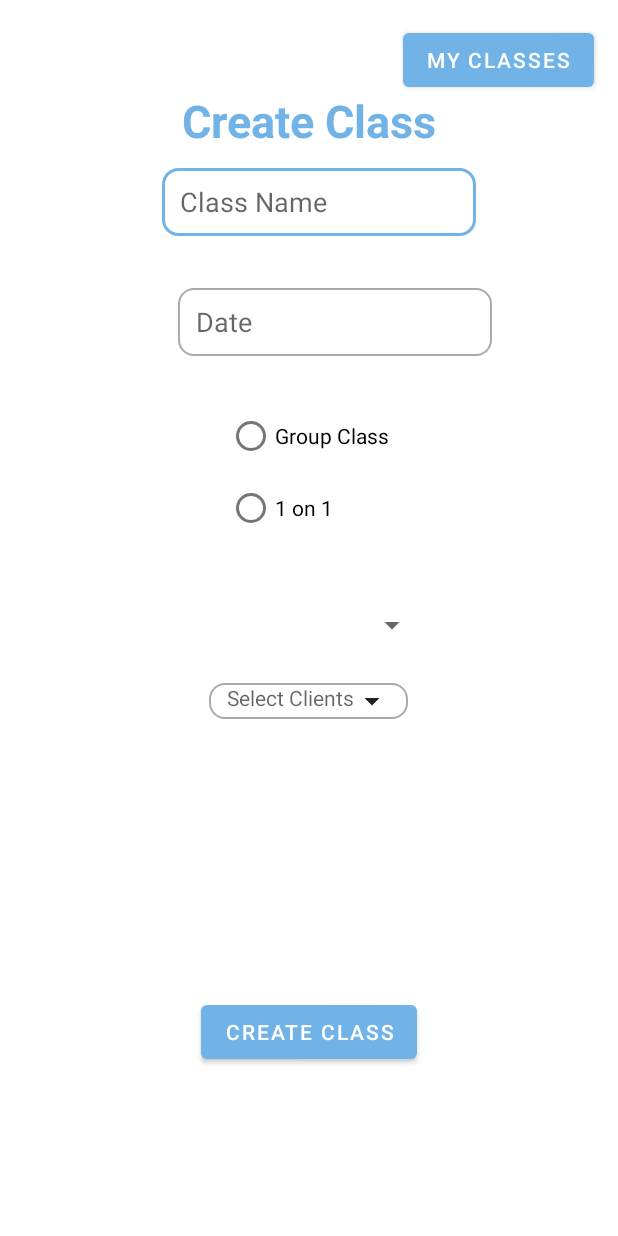
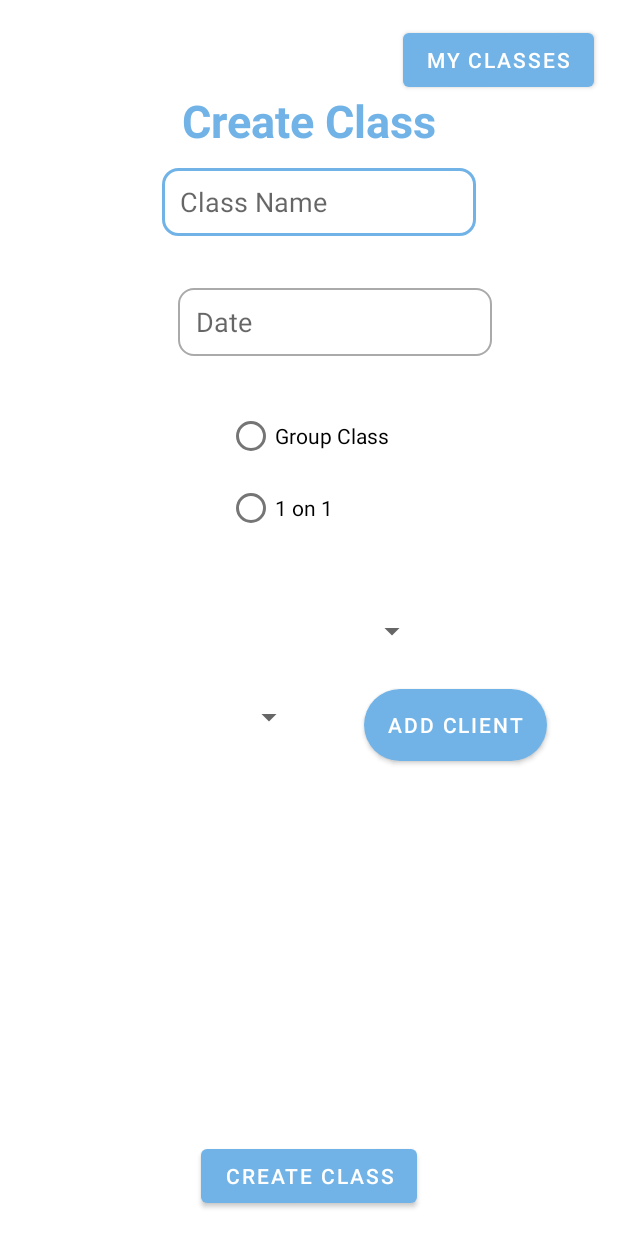
Before and after one commit to ivanstisins/YourPTNotebook, an Android app: the CreateClass screen opened directly, with no data from a screen before it, on a phone screen of 412 x 824 dp. Run offline under Robolectric (Android 15) with nearby library versions, the light colour scheme and no system bars; our stand-ins replace Firebase (no records; nobody signed in at launch, a user with empty details on screens opened directly).

Commit message:
skeleton function for adding clients to class and displaying them

```diff
--- a/app/src/main/java/com/example/yourptnotebook/Class.java
+++ b/app/src/main/java/com/example/yourptnotebook/Class.java
@@ -23,6 +23,10 @@ public class Class {
 
     public Class(){}
 
+    public void setStudents(ArrayList<Student> students) {
+        this.students = students;
+    }
+
     public String getName() {
         return name;
     }
--- a/app/src/main/java/com/example/yourptnotebook/CreateClass.java
+++ b/app/src/main/java/com/example/yourptnotebook/CreateClass.java
@@ -1,9 +1,11 @@
 package com.example.yourptnotebook;
 
 import androidx.annotation.NonNull;
+import androidx.appcompat.app.AlertDialog;
 import androidx.appcompat.app.AppCompatActivity;
 import androidx.recyclerview.widget.LinearLayoutManager;
 
+import android.content.DialogInterface;
 import android.content.Intent;
 import android.os.Bundle;
 import android.view.View;
@@ -13,6 +15,8 @@ import android.widget.EditText;
 import android.widget.RadioButton;
 import android.widget.RadioGroup;
 import android.widget.Spinner;
+import android.widget.TextView;
+import android.widget.Toast;
 
 import com.google.android.gms.tasks.OnCompleteListener;
 import com.google.android.gms.tasks.Task;
@@ -29,6 +33,7 @@ import java.util.List;
 public class CreateClass extends AppCompatActivity {
     EditText className, classDate;
     Spinner setWorkout;
+    Spinner setClients;
     Button createClass;
     RadioGroup setType;
     Class aClass;
@@ -37,6 +42,9 @@ public class CreateClass extends AppCompatActivity {
     ArrayList<Workout>workouts;
     ArrayList<Student> students;
     private Button myClasses;
+    ArrayList<Student> classstudents = new ArrayList<>();
+    private Button addClientToClass;
+    TextView classClientList;
 
     @Override
     protected void onCreate(Bundle savedInstanceState) {
@@ -47,7 +55,10 @@ public class CreateClass extends AppCompatActivity {
         setType = findViewById(R.id.class_type);
         createClass = findViewById(R.id.create_class);
         setWorkout = findViewById(R.id.select_workout);
+        setClients = findViewById(R.id.add_client_spinner);
         myClasses = findViewById(R.id.myClasses);
+        addClientToClass = findViewById(R.id.add_client_to_class);
+        classClientList = findViewById(R.id.list_clients_for_class);
         FirebaseFirestore db = FirebaseFirestore.getInstance();
         FirebaseUser currentUser = FirebaseAuth.getInstance().getCurrentUser();
         if (currentUser != null) {
@@ -60,10 +71,26 @@ public class CreateClass extends AppCompatActivity {
                         if (document.exists()) {
                             ptrainer = document.toObject(Ptrainer.class);
                             workouts = ptrainer.workouts;
+                            students = ptrainer.students;
                             ArrayAdapter adapter = new ArrayAdapter(getApplicationContext(), android.R.layout.simple_spinner_item,workouts);
                             adapter.setDropDownViewResource(android.R.layout.simple_spinner_dropdown_item);
                             setWorkout.setAdapter(adapter);
+                            students = ptrainer.students;
+                            ArrayAdapter adapter1 = new ArrayAdapter(getApplicationContext(), android.R.layout.simple_spinner_item,students);
+                            adapter.setDropDownViewResource(android.R.layout.simple_spinner_dropdown_item);
+                            setClients.setAdapter(adapter1);
+                            addClientToClass.setOnClickListener(new View.OnClickListener() {
+                                @Override
+                                public void onClick(View view) {
+                                    int radioId = setType.getCheckedRadioButtonId();
+                                    radioButton = findViewById(radioId);
+                                    Student state = (Student) setClients.getSelectedItem();
+                                    classstudents.add(state);
+                                    System.out.println(classstudents);
+                                    classClientList.setText("Added Clients\n"+classstudents.toString());
 
+                                }
+                            });
                             createClass.setOnClickListener(new View.OnClickListener() {
                                 @Override
                                 public void onClick(View view) {
@@ -71,6 +98,7 @@ public class CreateClass extends AppCompatActivity {
                                     radioButton = findViewById(radioId);
                                     Workout state = (Workout) setWorkout.getSelectedItem();
                                     aClass = new Class(className.getText().toString(), radioButton.getText().toString(),classDate.getText().toString(),ptrainer.getUsername(),state);
+                                    aClass.setStudents(classstudents);
                                     ptrainer.classes.add(aClass);
                                     db.collection("Class").document(aClass.getName()).set(aClass);
                                     db.collection("ptrainer").document(currentUser.getUid())
--- a/app/src/main/java/com/example/yourptnotebook/ManageClassAdapter.java
+++ b/app/src/main/java/com/example/yourptnotebook/ManageClassAdapter.java
@@ -50,6 +50,7 @@ public class ManageClassAdapter extends RecyclerView.Adapter<ManageClassAdapter.
             holder.date.setText(aClass.classDate);
             holder.type.setText(aClass.type);
             holder.workout.setText(aClass.workout.name);
+            holder.clients.setText(aClass.students.toString());
             DocumentReference dr = db.collection("ptrainer").document(currentUser.getUid());
             dr.get().addOnCompleteListener(new OnCompleteListener<DocumentSnapshot>() {
                 @Override
@@ -86,6 +87,7 @@ public class ManageClassAdapter extends RecyclerView.Adapter<ManageClassAdapter.
         TextView date;
         TextView type;
         TextView workout;
+        TextView clients;
         Button removeClassButton;
 
         public MyViewHolder(@NonNull View itemView) {
@@ -95,6 +97,7 @@ public class ManageClassAdapter extends RecyclerView.Adapter<ManageClassAdapter.
             type = itemView.findViewById(R.id.ptClassType);
             workout = itemView.findViewById(R.id.ptClassWorkout);
             removeClassButton = itemView.findViewById(R.id.RemoveClassButton);
+            clients = itemView.findViewById(R.id.ptClassClients);
         }
     }
 }
--- a/app/src/main/java/com/example/yourptnotebook/Student.java
+++ b/app/src/main/java/com/example/yourptnotebook/Student.java
@@ -120,4 +120,9 @@ public class Student {
     public boolean isRegistered() {
         return isRegistered;
     }
+
+    @Override
+    public String toString() {
+        return fullName;
+    }
 }
--- a/app/src/main/res/layout/activity_create_class.xml
+++ b/app/src/main/res/layout/activity_create_class.xml
@@ -74,33 +74,18 @@
         app:layout_constraintHorizontal_bias="0.498"
         app:layout_constraintStart_toStartOf="parent"
         app:layout_constraintTop_toBottomOf="@+id/class_type"
-        app:layout_constraintVertical_bias="0.083"
+        app:layout_constraintVertical_bias="0.093"
         tools:ignore="MissingConstraints" />
 
     <Button
         android:id="@+id/create_class"
         android:layout_width="wrap_content"
         android:layout_height="wrap_content"
-        android:layout_marginBottom="112dp"
+        android:layout_marginBottom="16dp"
         android:text="create class"
         app:layout_constraintBottom_toBottomOf="parent"
         app:layout_constraintEnd_toEndOf="parent"
         app:layout_constraintStart_toStartOf="parent" />
-
-    <TextView
-        android:id="@+id/textView"
-        android:layout_width="wrap_content"
-        android:layout_height="wrap_content"
-        android:layout_marginTop="20dp"
-        android:background="@drawable/custom_textbox"
-        android:drawableEnd="@drawable/arrow_drop_down"
-        android:hint="Select Clients"
-        android:paddingStart="12dp"
-        android:paddingEnd="12dp"
-        app:layout_constraintEnd_toEndOf="parent"
-        app:layout_constraintHorizontal_bias="0.498"
-        app:layout_constraintStart_toStartOf="parent"
-        app:layout_constraintTop_toBottomOf="@+id/select_workout" />
 
     <TextView
         android:id="@+id/title"
@@ -129,4 +114,40 @@
         app:layout_constraintTop_toTopOf="parent"
         app:srcCompat="@drawable/custom_button"
         tools:ignore="MissingConstraints,SpeakableTextPresentCheck" />
+
+    <Button
+        android:id="@+id/add_client_to_class"
+        android:layout_width="wrap_content"
+        android:layout_height="wrap_content"
+        android:layout_marginTop="20dp"
+        android:background="@drawable/custom_button"
+        android:text="Add Client"
+        app:layout_constraintEnd_toEndOf="parent"
+        app:layout_constraintHorizontal_bias="0.836"
+        app:layout_constraintStart_toStartOf="parent"
+        app:layout_constraintTop_toBottomOf="@+id/select_workout" />
+
+    <TextView
+        android:id="@+id/list_clients_for_class"
+        android:layout_width="wrap_content"
+        android:layout_height="wrap_content"
+        android:layout_marginTop="40dp"
+        android:textStyle="bold"
+        android:textColor="@color/black"
+        android:textSize="15dp"
+        app:layout_constraintEnd_toEndOf="parent"
+        app:layout_constraintHorizontal_bias="0.498"
+        app:layout_constraintStart_toStartOf="parent"
+        app:layout_constraintTop_toBottomOf="@+id/add_client_to_class" />
+
+
+    <Spinner
+        android:id="@+id/add_client_spinner"
+        android:layout_width="160dp"
+        android:layout_height="37dp"
+        android:layout_marginTop="20dp"
+        app:layout_constraintEnd_toEndOf="parent"
+        app:layout_constraintHorizontal_bias="0.171"
+        app:layout_constraintStart_toStartOf="parent"
+        app:layout_constraintTop_toBottomOf="@+id/select_workout" />
 </androidx.constraintlayout.widget.ConstraintLayout>
```
Also changed, not shown: app/src/main/res/layout/manage_class_list.xml (+26 -0 lines).
